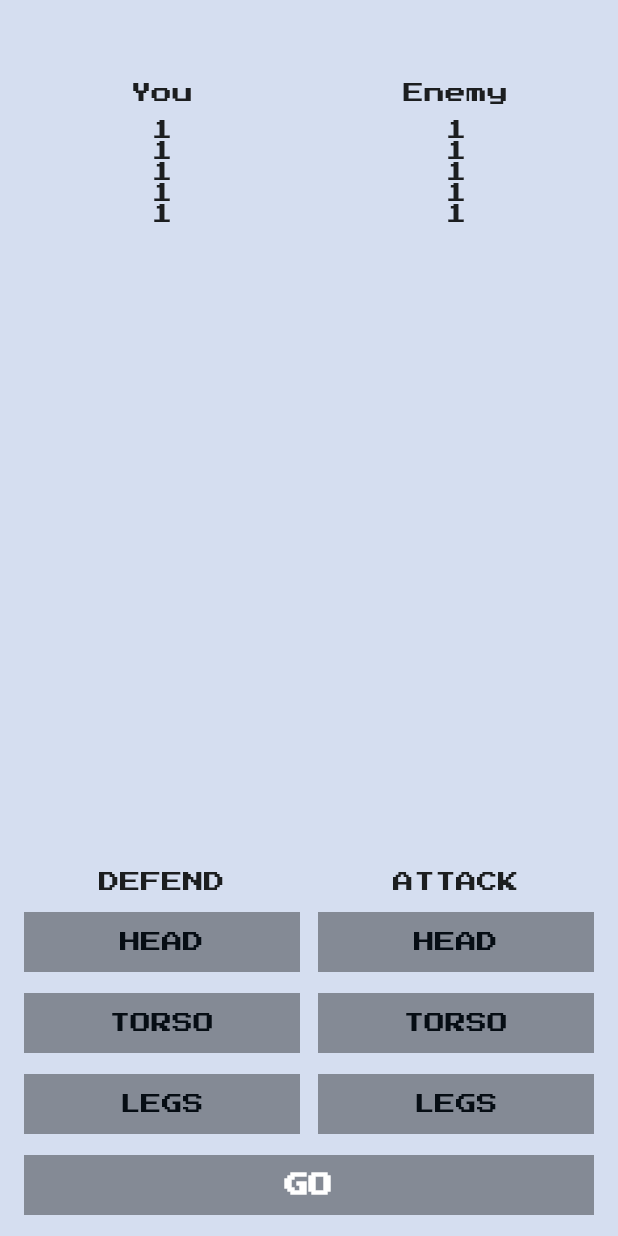
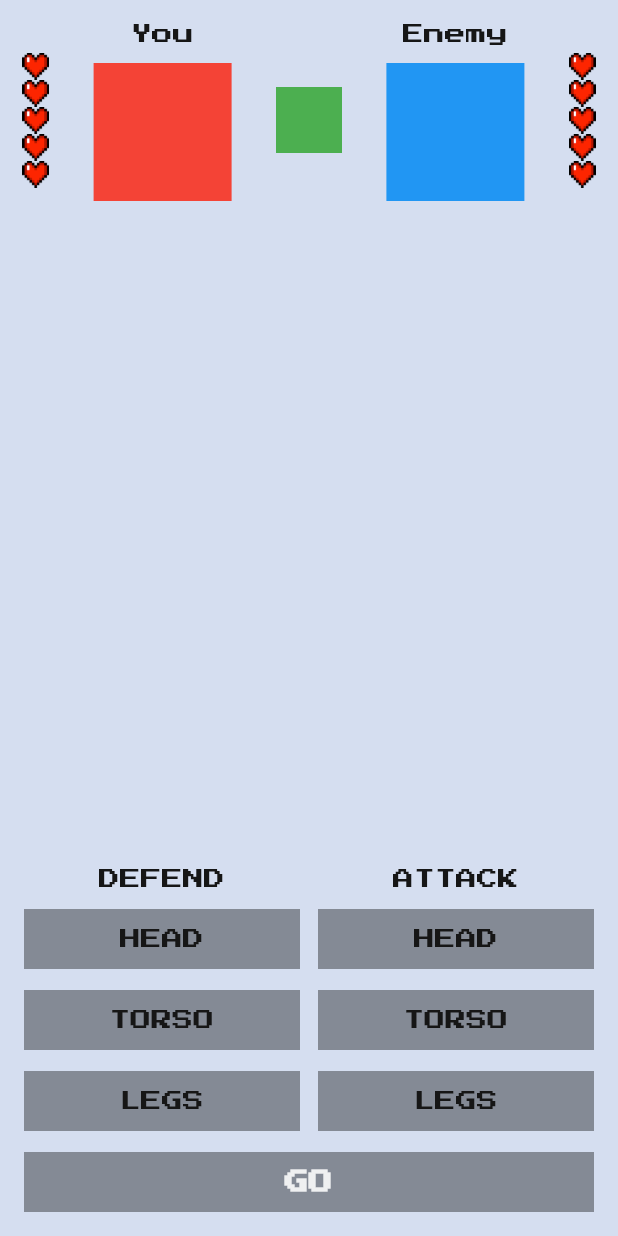
Before and after one commit to adletaga/flutter_fight_club, a Flutter app: the screen it shows after launch, on a phone screen of 412 x 824 dp. Run offline on Flutter 3.47's test engine with Material 2 defaults, Android fonts, the phone set to English and light mode, and no system bars; our stand-ins replace google_fonts.

Commit message:
some refactors added fight_club_colors.dart used colors from fight_club_colors.dart

```diff
--- /dev/null
+++ b/lib/fight_club_colors.dart
@@ -0,0 +1,14 @@
+import 'package:flutter/material.dart';
+
+class FightClubColors {
+  FightClubColors._();
+
+  static const background = Color.fromRGBO(213, 222, 240, 1);
+
+  static const greyButton = Color.fromRGBO(0, 0, 0, 0.38);
+  static const blueButton = Color.fromRGBO(28, 121, 206, 1);
+  static const blackButton = Color.fromRGBO(0, 0, 0, 0.87);
+
+  static const darkGreyText = Color.fromRGBO(22, 22, 22, 1);
+  static const whiteText = Color.fromRGBO( 255, 255, 255,0.87);
+}
--- /dev/null
+++ b/lib/fight_club_icons.dart
@@ -0,0 +1,6 @@
+class FightClubIcons {
+
+  FightClubIcons._();
+  static const heartFull = "assets/icons/heart-full.png";
+  static const heartEmpty = "assets/icons/heart-empty.png";
+}
--- a/lib/main.dart
+++ b/lib/main.dart
@@ -1,6 +1,8 @@
 import 'dart:math';
 
 import 'package:flutter/material.dart';
+import 'package:flutter_fight_club/fight_club_colors.dart';
+import 'package:flutter_fight_club/fight_club_icons.dart';
 import 'package:google_fonts/google_fonts.dart';
 
 void main() {
@@ -28,7 +30,7 @@ class MyApp extends StatelessWidget {
           primarySwatch: Colors.blue,
           textTheme:
               GoogleFonts.pressStart2pTextTheme(Theme.of(context).textTheme)),
-      home: const MyHomePage(),
+      home: MyHomePage(),
     );
   }
 }
@@ -37,10 +39,10 @@ class MyHomePage extends StatefulWidget {
   const MyHomePage({Key? key}) : super(key: key);
 
   @override
-  State<MyHomePage> createState() => _MyHomePageState();
+  MyHomePageState createState() => MyHomePageState();
 }
 
-class _MyHomePageState extends State<MyHomePage> {
+class MyHomePageState extends State<MyHomePage> {
   static const maxLives = 5;
   BodyPart? defendingBodyPart;
   BodyPart? attackingBodyPart;
@@ -54,10 +56,10 @@ class _MyHomePageState extends State<MyHomePage> {
   @override
   Widget build(BuildContext context) {
     return Scaffold(
-      backgroundColor: const Color.fromRGBO(213, 222, 240, 1),
-      body: Column(
+      backgroundColor: FightClubColors.background,
+      body: SafeArea(
+        child: Column(
           children: [
-          SizedBox(height: 55),
             FightersInfo(
                 yourLivesCount: yourLives,
                 enemiesLivesCount: enemiesLives,
@@ -76,18 +78,27 @@ class _MyHomePageState extends State<MyHomePage> {
               color: _getGoButtonColor(),
               text: _isLifesFinished() ? "Start new game" : "Go",
             ),
-          SizedBox(height: 14),
+            SizedBox(height: 16),
           ],
+        ),
       ),
     );
   }
 
   Color _getGoButtonColor() {
     if (_isGoButtonEnabled() || _isLifesFinished()) {
-      return Colors.black87;
+      return FightClubColors.blackButton;
     } else {
-      return Colors.black38;
+      return FightClubColors.greyButton;
     }
+  }
+
+  static TextStyle white() {
+    return TextStyle(color: FightClubColors.whiteText);
+  }
+
+  static TextStyle black() {
+    return TextStyle(color: FightClubColors.darkGreyText);
   }
 
   bool _isGoButtonEnabled() {
@@ -150,33 +161,25 @@ class GoButton extends StatelessWidget {
 
   @override
   Widget build(BuildContext context) {
-    return Row(
-      children: [
-        SizedBox(width: 16),
-        Expanded(
+    return Padding(
+      padding: const EdgeInsets.symmetric(horizontal: 16),
       child: GestureDetector(
         onTap: onTap,
         child: SizedBox(
           height: 40,
           child: ColoredBox(
             color: color,
-                // color: _isGoButtonEnabled()
-                //     ? Colors.black87
-                //     : MyColors.BUTTON_GREY_COLOR,
             child: Center(
                 child: Text(
               text.toUpperCase(),
               style: TextStyle(
-                      color: Colors.white,
+                  color: FightClubColors.whiteText,
                   fontWeight: FontWeight.w900,
                   fontSize: 16),
             )),
           ),
         ),
       ),
-        ),
-        SizedBox(width: 16)
-      ],
     );
   }
 }
@@ -195,36 +198,47 @@ class FightersInfo extends StatelessWidget {
 
   @override
   Widget build(BuildContext context) {
-    return Row(
+    return SizedBox(
+      height: 160,
+      child: Row(
+        mainAxisAlignment: MainAxisAlignment.spaceAround,
         children: [
-        SizedBox(width: 16),
-        Expanded(
-            child: Center(
+          LivesWidget(
+              overallLivesCount: maxLivesCount,
+              currentLivesCount: yourLivesCount),
+          Center(
             child: Column(
               children: [
-              Text("You"),
-              SizedBox(height: 11),
+                SizedBox(height: 16),
+                Text("You",
+                    style:
+                        TextStyle(color: FightClubColors.darkGreyText)),
+                SizedBox(height: 12),
+                ColoredBox(
+                    color: Colors.red, child: SizedBox(height: 92, width: 92)),
+              ],
+            ),
+          ),
+          ColoredBox(
+              color: Colors.green, child: SizedBox(width: 44, height: 44)),
+          Center(
+            child: Column(
+              children: [
+                SizedBox(height: 16),
+                Text("Enemy",
+                    style:
+                        TextStyle(color: FightClubColors.darkGreyText)),
+                SizedBox(height: 12),
+                ColoredBox(
+                    color: Colors.blue, child: SizedBox(height: 92, width: 92)),
+              ],
+            ),
+          ),
           LivesWidget(
               overallLivesCount: maxLivesCount,
-                  currentLivesCount: yourLivesCount)
+              currentLivesCount: enemiesLivesCount),
         ],
       ),
-        )),
-        SizedBox(width: 12),
-        Expanded(
-            child: Center(
-          child: Column(
-            children: [
-              Text("Enemy"),
-              SizedBox(height: 11),
-              LivesWidget(
-                  overallLivesCount: maxLivesCount,
-                  currentLivesCount: enemiesLivesCount)
-            ],
-          ),
-        )),
-        SizedBox(width: 16),
-      ],
     );
   }
 }
@@ -252,7 +266,12 @@ class ControlsWidget extends StatelessWidget {
         Expanded(
           child: Column(
             children: [
-              SizedBox(height: 40, child: Center(child: Text("DEFEND"))),
+              SizedBox(
+                  height: 40,
+                  child: Center(
+                      child: Text("DEFEND",
+                          style: TextStyle(
+                              color: FightClubColors.darkGreyText)))),
               BodyPartButton(
                 bodyPart: BodyPart.head,
                 selected: defendingBodyPart == BodyPart.head,
@@ -277,7 +296,12 @@ class ControlsWidget extends StatelessWidget {
         Expanded(
           child: Column(
             children: [
-              SizedBox(height: 40, child: Center(child: Text("ATTACK"))),
+              SizedBox(
+                  height: 40,
+                  child: Center(
+                      child: Text("ATTACK",
+                          style: TextStyle(
+                              color: FightClubColors.darkGreyText)))),
               BodyPartButton(
                 bodyPart: BodyPart.head,
                 selected: attackingBodyPart == BodyPart.head,
@@ -319,15 +343,19 @@ class LivesWidget extends StatelessWidget {
 
   @override
   Widget build(BuildContext context) {
-    return Column(
+    return Column(children: [
+      SizedBox(height: 35),
+      Column(
         children: List.generate(overallLivesCount, (index) {
           if (index < currentLivesCount) {
-          return Text("1");
+            return Image.asset(FightClubIcons.heartFull, width: 18, height: 18);
           } else {
-          return Text("0");
+            return Image.asset(FightClubIcons.heartEmpty,
+                width: 18, height: 18);
           }
         }),
-    );
+      )
+    ]);
   }
 }
 
@@ -376,19 +404,16 @@ class BodyPartButton extends StatelessWidget {
         height: 40,
         child: ColoredBox(
             color: selected
-                ? Color.fromRGBO(28, 121, 206, 1)
-                : MyColors.BUTTON_GREY_COLOR,
+                ? FightClubColors.blueButton
+                : FightClubColors.greyButton,
             child: Center(
                 child: Text(
               bodyPart.name.toUpperCase(),
-              style:
-                  TextStyle(color: selected ? Colors.white : Color(0xFF060D14)),
+              style: selected
+                  ? TextStyle(color: FightClubColors.whiteText)
+                  : TextStyle(color: FightClubColors.darkGreyText),
             ))),
       ),
     );
   }
 }
-
-class MyColors {
-  static const Color BUTTON_GREY_COLOR = Color.fromRGBO(0, 0, 0, 0.38);
-}
--- a/pubspec.yaml
+++ b/pubspec.yaml
@@ -23,3 +23,4 @@ flutter:
   uses-material-design: true
   assets:
     - google_fonts/
+    - assets/icons/
```
Also changed, not shown: assets/icons/enemy-avatar.png (added), assets/icons/heart-empty.png (added), assets/icons/heart-full.png (added), assets/icons/you-avatar.png (added). Lines whose indentation alone changed are shown as unchanged.
